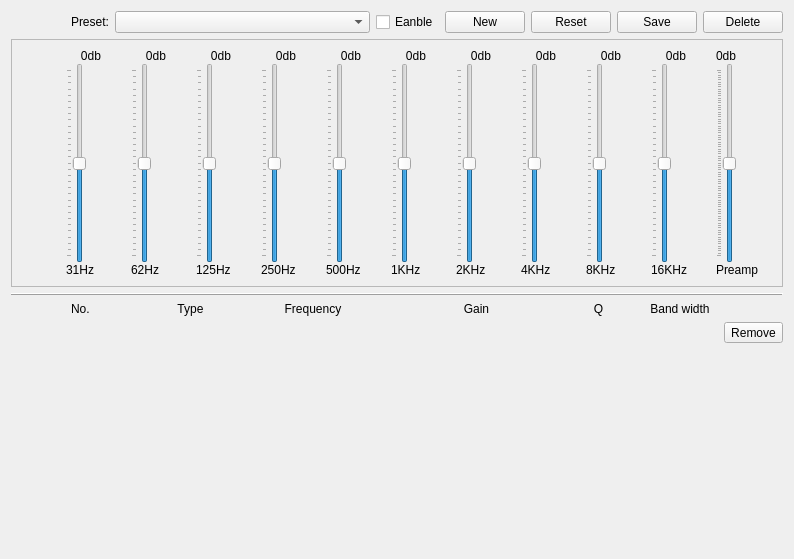
The window that src/xamp/widget/equalizerdialog.ui (billlin0904/xamp2) describes before a commit, drawn with Qt 5.
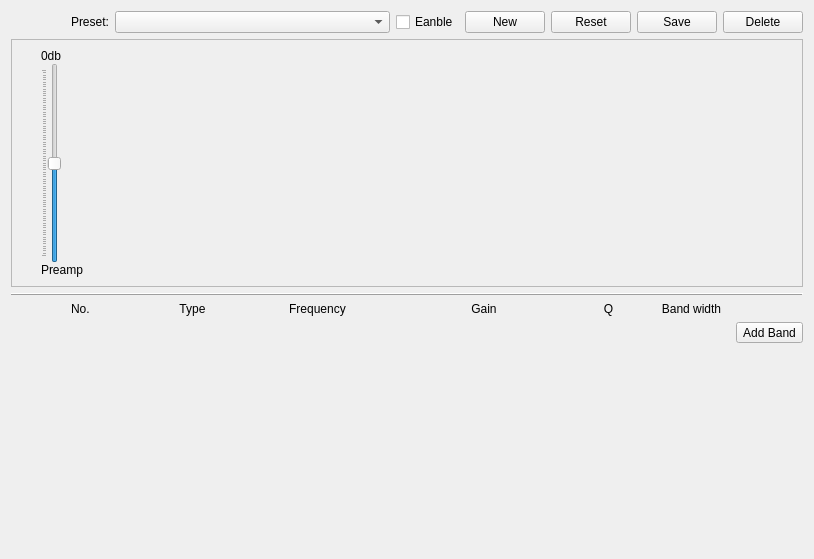
The same window after the commit. Custom widgets are drawn as their Qt base class.

```diff
--- a/src/xamp/widget/equalizerdialog.ui
+++ b/src/xamp/widget/equalizerdialog.ui
@@ -6,7 +6,7 @@
    <rect>
     <x>0</x>
     <y>0</y>
-    <width>794</width>
+    <width>814</width>
     <height>559</height>
    </rect>
   </property>
@@ -89,7 +89,7 @@
      </property>
      <layout class="QVBoxLayout" name="verticalLayout_13">
       <item>
-       <layout class="QHBoxLayout" name="horizontalLayout_3" stretch="0,0,0">
+       <layout class="QHBoxLayout" name="horizontalLayout_3" stretch="0,0,1">
         <property name="spacing">
          <number>0</number>
         </property>
@@ -103,735 +103,12 @@
           </property>
           <property name="sizeHint" stdset="0">
            <size>
-            <width>40</width>
+            <width>20</width>
             <height>20</height>
            </size>
           </property>
          </spacer>
         </item>
-        <item>
-         <layout class="QHBoxLayout" name="horizontalLayout_2">
-          <property name="spacing">
-           <number>15</number>
-          </property>
-          <item>
-           <layout class="QVBoxLayout" name="verticalLayout">
-            <property name="spacing">
-             <number>0</number>
-            </property>
-            <item>
-             <widget class="QLabel" name="band1DbLabel">
-              <property name="text">
-               <string>0db</string>
-              </property>
-              <property name="alignment">
-               <set>Qt::AlignCenter</set>
-              </property>
-             </widget>
-            </item>
-            <item>
-             <widget class="DoubleSlider" name="band1Slider">
-              <property name="sizePolicy">
-               <sizepolicy hsizetype="Fixed" vsizetype="Fixed">
-                <horstretch>0</horstretch>
-                <verstretch>0</verstretch>
-               </sizepolicy>
-              </property>
-              <property name="minimumSize">
-               <size>
-                <width>0</width>
-                <height>200</height>
-               </size>
-              </property>
-              <property name="maximumSize">
-               <size>
-                <width>16777215</width>
-                <height>200</height>
-               </size>
-              </property>
-              <property name="minimum">
-               <number>-150</number>
-              </property>
-              <property name="maximum">
-               <number>150</number>
-              </property>
-              <property name="orientation">
-               <enum>Qt::Vertical</enum>
-              </property>
-              <property name="tickPosition">
-               <enum>QSlider::TicksAbove</enum>
-              </property>
-             </widget>
-            </item>
-            <item>
-             <widget class="QLabel" name="band1FeqLabel">
-              <property name="minimumSize">
-               <size>
-                <width>50</width>
-                <height>0</height>
-               </size>
-              </property>
-              <property name="maximumSize">
-               <size>
-                <width>50</width>
-                <height>16777215</height>
-               </size>
-              </property>
-              <property name="text">
-               <string>31Hz</string>
-              </property>
-             </widget>
-            </item>
-           </layout>
-          </item>
-          <item>
-           <layout class="QVBoxLayout" name="verticalLayout_2">
-            <property name="spacing">
-             <number>0</number>
-            </property>
-            <item>
-             <widget class="QLabel" name="band2DbLabel">
-              <property name="text">
-               <string>0db</string>
-              </property>
-              <property name="alignment">
-               <set>Qt::AlignCenter</set>
-              </property>
-             </widget>
-            </item>
-            <item>
-             <widget class="DoubleSlider" name="band2Slider">
-              <property name="sizePolicy">
-               <sizepolicy hsizetype="Fixed" vsizetype="Fixed">
-                <horstretch>0</horstretch>
-                <verstretch>0</verstretch>
-               </sizepolicy>
-              </property>
-              <property name="minimumSize">
-               <size>
-                <width>0</width>
-                <height>200</height>
-               </size>
-              </property>
-              <property name="maximumSize">
-               <size>
-                <width>16777215</width>
-                <height>200</height>
-               </size>
-              </property>
-              <property name="minimum">
-               <number>-150</number>
-              </property>
-              <property name="maximum">
-               <number>150</number>
-              </property>
-              <property name="orientation">
-               <enum>Qt::Vertical</enum>
-              </property>
-              <property name="tickPosition">
-               <enum>QSlider::TicksAbove</enum>
-              </property>
-             </widget>
-            </item>
-            <item>
-             <widget class="QLabel" name="band2FeqLabel">
-              <property name="minimumSize">
-               <size>
-                <width>50</width>
-                <height>0</height>
-               </size>
-              </property>
-              <property name="maximumSize">
-               <size>
-                <width>50</width>
-                <height>16777215</height>
-               </size>
-              </property>
-              <property name="text">
-               <string>62Hz</string>
-              </property>
-             </widget>
-            </item>
-           </layout>
-          </item>
-          <item>
-           <layout class="QVBoxLayout" name="verticalLayout_3">
-            <property name="spacing">
-             <number>0</number>
-            </property>
-            <item>
-             <widget class="QLabel" name="band3DbLabel">
-              <property name="text">
-               <string>0db</string>
-              </property>
-              <property name="alignment">
-               <set>Qt::AlignCenter</set>
-              </property>
-             </widget>
-            </item>
-            <item>
-             <widget class="DoubleSlider" name="band3Slider">
-              <property name="sizePolicy">
-               <sizepolicy hsizetype="Fixed" vsizetype="Fixed">
-                <horstretch>0</horstretch>
-                <verstretch>0</verstretch>
-               </sizepolicy>
-              </property>
-              <property name="minimumSize">
-               <size>
-                <width>0</width>
-                <height>200</height>
-               </size>
-              </property>
-              <property name="maximumSize">
-               <size>
-                <width>16777215</width>
-                <height>200</height>
-               </size>
-              </property>
-              <property name="minimum">
-               <number>-150</number>
-              </property>
-              <property name="maximum">
-               <number>150</number>
-              </property>
-              <property name="orientation">
-               <enum>Qt::Vertical</enum>
-              </property>
-              <property name="tickPosition">
-               <enum>QSlider::TicksAbove</enum>
-              </property>
-             </widget>
-            </item>
-            <item>
-             <widget class="QLabel" name="band3FeqLabel">
-              <property name="minimumSize">
-               <size>
-                <width>50</width>
-                <height>0</height>
-               </size>
-              </property>
-              <property name="maximumSize">
-               <size>
-                <width>50</width>
-                <height>16777215</height>
-               </size>
-              </property>
-              <property name="text">
-               <string>125Hz</string>
-              </property>
-             </widget>
-            </item>
-           </layout>
-          </item>
-          <item>
-           <layout class="QVBoxLayout" name="verticalLayout_5">
-            <property name="spacing">
-             <number>0</number>
-            </property>
-            <item>
-             <widget class="QLabel" name="band4DbLabel">
-              <property name="text">
-               <string>0db</string>
-              </property>
-              <property name="alignment">
-               <set>Qt::AlignCenter</set>
-              </property>
-             </widget>
-            </item>
-            <item>
-             <widget class="DoubleSlider" name="band4Slider">
-              <property name="sizePolicy">
-               <sizepolicy hsizetype="Fixed" vsizetype="Fixed">
-                <horstretch>0</horstretch>
-                <verstretch>0</verstretch>
-               </sizepolicy>
-              </property>
-              <property name="minimumSize">
-               <size>
-                <width>0</width>
-                <height>200</height>
-               </size>
-              </property>
-              <property name="maximumSize">
-               <size>
-                <width>16777215</width>
-                <height>200</height>
-               </size>
-              </property>
-              <property name="minimum">
-               <number>-150</number>
-              </property>
-              <property name="maximum">
-               <number>150</number>
-              </property>
-              <property name="orientation">
-               <enum>Qt::Vertical</enum>
-              </property>
-              <property name="tickPosition">
-               <enum>QSlider::TicksAbove</enum>
-              </property>
-             </widget>
-            </item>
-            <item>
-             <widget class="QLabel" name="band4FeqLabel">
-              <property name="minimumSize">
-               <size>
-                <width>50</width>
-                <height>0</height>
-               </size>
-              </property>
-              <property name="maximumSize">
-               <size>
-                <width>50</width>
-                <height>16777215</height>
-               </size>
-              </property>
-              <property name="text">
-               <string>250Hz</string>
-              </property>
-             </widget>
-            </item>
-           </layout>
-          </item>
-          <item>
-           <layout class="QVBoxLayout" name="verticalLayout_6">
-            <property name="spacing">
-             <number>0</number>
-            </property>
-            <item>
-             <widget class="QLabel" name="band5DbLabel">
-              <property name="text">
-               <string>0db</string>
-              </property>
-              <property name="alignment">
-               <set>Qt::AlignCenter</set>
-              </property>
-             </widget>
-            </item>
-            <item>
-             <widget class="DoubleSlider" name="band5Slider">
-              <property name="sizePolicy">
-               <sizepolicy hsizetype="Fixed" vsizetype="Fixed">
-                <horstretch>0</horstretch>
-                <verstretch>0</verstretch>
-               </sizepolicy>
-              </property>
-              <property name="minimumSize">
-               <size>
-                <width>0</width>
-                <height>200</height>
-               </size>
-              </property>
-              <property name="maximumSize">
-               <size>
-                <width>16777215</width>
-                <height>200</height>
-               </size>
-              </property>
-              <property name="minimum">
-               <number>-150</number>
-              </property>
-              <property name="maximum">
-               <number>150</number>
-              </property>
-              <property name="orientation">
-               <enum>Qt::Vertical</enum>
-              </property>
-              <property name="tickPosition">
-               <enum>QSlider::TicksAbove</enum>
-              </property>
-             </widget>
-            </item>
-            <item>
-             <widget class="QLabel" name="band5FeqLabel">
-              <property name="minimumSize">
-               <size>
-                <width>50</width>
-                <height>0</height>
-               </size>
-              </property>
-              <property name="maximumSize">
-               <size>
-                <width>50</width>
-                <height>16777215</height>
-               </size>
-              </property>
-              <property name="text">
-               <string>500Hz</string>
-              </property>
-             </widget>
-            </item>
-           </layout>
-          </item>
-          <item>
-           <layout class="QVBoxLayout" name="verticalLayout_7">
-            <property name="spacing">
-             <number>0</number>
-            </property>
-            <item>
-             <widget class="QLabel" name="band6DbLabel">
-              <property name="text">
-               <string>0db</string>
-              </property>
-              <property name="alignment">
-               <set>Qt::AlignCenter</set>
-              </property>
-             </widget>
-            </item>
-            <item>
-             <widget class="DoubleSlider" name="band6Slider">
-              <property name="sizePolicy">
-               <sizepolicy hsizetype="Fixed" vsizetype="Fixed">
-                <horstretch>0</horstretch>
-                <verstretch>0</verstretch>
-               </sizepolicy>
-              </property>
-              <property name="minimumSize">
-               <size>
-                <width>0</width>
-                <height>200</height>
-               </size>
-              </property>
-              <property name="maximumSize">
-               <size>
-                <width>16777215</width>
-                <height>200</height>
-               </size>
-              </property>
-              <property name="minimum">
-               <number>-150</number>
-              </property>
-              <property name="maximum">
-               <number>150</number>
-              </property>
-              <property name="orientation">
-               <enum>Qt::Vertical</enum>
-              </property>
-              <property name="tickPosition">
-               <enum>QSlider::TicksAbove</enum>
-              </property>
-             </widget>
-            </item>
-            <item>
-             <widget class="QLabel" name="band6FeqLabel">
-              <property name="minimumSize">
-               <size>
-                <width>50</width>
-                <height>0</height>
-               </size>
-              </property>
-              <property name="maximumSize">
-               <size>
-                <width>50</width>
-                <height>16777215</height>
-               </size>
-              </property>
-              <property name="text">
-               <string>1KHz</string>
-              </property>
-             </widget>
-            </item>
-           </layout>
-          </item>
-          <item>
-           <layout class="QVBoxLayout" name="verticalLayout_8">
-            <property name="spacing">
-             <number>0</number>
-            </property>
-            <item>
-             <widget class="QLabel" name="band7DbLabel">
-              <property name="text">
-               <string>0db</string>
-              </property>
-              <property name="alignment">
-               <set>Qt::AlignCenter</set>
-              </property>
-             </widget>
-            </item>
-            <item>
-             <widget class="DoubleSlider" name="band7Slider">
-              <property name="sizePolicy">
-               <sizepolicy hsizetype="Fixed" vsizetype="Fixed">
-                <horstretch>0</horstretch>
-                <verstretch>0</verstretch>
-               </sizepolicy>
-              </property>
-              <property name="minimumSize">
-               <size>
-                <width>0</width>
-                <height>200</height>
-               </size>
-              </property>
-              <property name="maximumSize">
-               <size>
-                <width>16777215</width>
-                <height>200</height>
-               </size>
-              </property>
-              <property name="minimum">
-               <number>-150</number>
-              </property>
-              <property name="maximum">
-               <number>150</number>
-              </property>
-              <property name="orientation">
-               <enum>Qt::Vertical</enum>
-              </property>
-              <property name="tickPosition">
-               <enum>QSlider::TicksAbove</enum>
-              </property>
-             </widget>
-            </item>
-            <item>
-             <widget class="QLabel" name="band7FeqLabel">
-              <property name="minimumSize">
-               <size>
-                <width>50</width>
-                <height>0</height>
-               </size>
-              </property>
-              <property name="maximumSize">
-               <size>
-                <width>50</width>
-                <height>16777215</height>
-               </size>
-              </property>
-              <property name="text">
-               <string>2KHz</string>
-              </property>
-             </widget>
-            </item>
-           </layout>
-          </item>
-          <item>
-           <layout class="QVBoxLayout" name="verticalLayout_9">
-            <property name="spacing">
-             <number>0</number>
-            </property>
-            <item>
-             <widget class="QLabel" name="band8DbLabel">
-              <property name="text">
-               <string>0db</string>
-              </property>
-              <property name="alignment">
-               <set>Qt::AlignCenter</set>
-              </property>
-             </widget>
-            </item>
-            <item>
-             <widget class="DoubleSlider" name="band8Slider">
-              <property name="sizePolicy">
-               <sizepolicy hsizetype="Fixed" vsizetype="Fixed">
-                <horstretch>0</horstretch>
-                <verstretch>0</verstretch>
-               </sizepolicy>
-              </property>
-              <property name="minimumSize">
-               <size>
-                <width>0</width>
-                <height>200</height>
-               </size>
-              </property>
-              <property name="maximumSize">
-               <size>
-                <width>16777215</width>
-                <height>200</height>
-               </size>
-              </property>
-              <property name="minimum">
-               <number>-150</number>
-              </property>
-              <property name="maximum">
-               <number>150</number>
-              </property>
-              <property name="orientation">
-               <enum>Qt::Vertical</enum>
-              </property>
-              <property name="tickPosition">
-               <enum>QSlider::TicksAbove</enum>
-              </property>
-             </widget>
-            </item>
-            <item>
-             <widget class="QLabel" name="band8FeqLabel">
-              <property name="minimumSize">
-               <size>
-                <width>50</width>
-                <height>0</height>
-               </size>
-              </property>
-              <property name="maximumSize">
-               <size>
-                <width>50</width>
-                <height>16777215</height>
-               </size>
-              </property>
-              <property name="text">
-               <string>4KHz</string>
-              </property>
-             </widget>
-            </item>
-           </layout>
-          </item>
-          <item>
-           <layout class="QVBoxLayout" name="verticalLayout_10">
-            <property name="spacing">
-             <number>0</number>
-            </property>
-            <item>
-             <widget class="QLabel" name="band9DbLabel">
-              <property name="text">
-               <string>0db</string>
-              </property>
-              <property name="alignment">
-               <set>Qt::AlignCenter</set>
-              </property>
-             </widget>
-            </item>
-            <item>
-             <widget class="DoubleSlider" name="band9Slider">
-              <property name="sizePolicy">
-               <sizepolicy hsizetype="Fixed" vsizetype="Fixed">
-                <horstretch>0</horstretch>
-                <verstretch>0</verstretch>
-               </sizepolicy>
-              </property>
-              <property name="minimumSize">
-               <size>
-                <width>0</width>
-                <height>200</height>
-               </size>
-              </property>
-              <property name="maximumSize">
-               <size>
-                <width>16777215</width>
-                <height>200</height>
-               </size>
-              </property>
-              <property name="minimum">
-               <number>-150</number>
-              </property>
-              <property name="maximum">
-               <number>150</number>
-              </property>
-              <property name="orientation">
-               <enum>Qt::Vertical</enum>
-              </property>
-              <property name="tickPosition">
-               <enum>QSlider::TicksAbove</enum>
-              </property>
-             </widget>
-            </item>
-            <item>
-             <widget class="QLabel" name="band9FeqLabel">
-              <property name="minimumSize">
-               <size>
-                <width>50</width>
-                <height>0</height>
-               </size>
-              </property>
-              <property name="maximumSize">
-               <size>
-                <width>50</width>
-                <height>16777215</height>
-               </size>
-              </property>
-              <property name="text">
-               <string>8KHz</string>
-              </property>
-             </widget>
-            </item>
-           </layout>
-          </item>
-          <item>
-           <layout class="QVBoxLayout" name="verticalLayout_11">
-            <property name="spacing">
-             <number>0</number>
-            </property>
-            <item>
-             <widget class="QLabel" name="band10DbLabel">
-              <property name="text">
-               <string>0db</string>
-              </property>
-              <property name="alignment">
-               <set>Qt::AlignCenter</set>
-              </property>
-             </widget>
-            </item>
-            <item>
-             <widget class="DoubleSlider" name="band10Slider">
-              <property name="sizePolicy">
-               <sizepolicy hsizetype="Fixed" vsizetype="Fixed">
-                <horstretch>0</horstretch>
-                <verstretch>0</verstretch>
-               </sizepolicy>
-              </property>
-              <property name="minimumSize">
-               <size>
-                <width>0</width>
-                <height>200</height>
-               </size>
-              </property>
-              <property name="maximumSize">
-               <size>
-                <width>16777215</width>
-                <height>200</height>
-               </size>
-              </property>
-              <property name="minimum">
-               <number>-150</number>
-              </property>
-              <property name="maximum">
-               <number>150</number>
-              </property>
-              <property name="orientation">
-               <enum>Qt::Vertical</enum>
-              </property>
-              <property name="tickPosition">
-               <enum>QSlider::TicksAbove</enum>
-              </property>
-             </widget>
-            </item>
-            <item>
-             <widget class="QLabel" name="band10FeqLabel">
-              <property name="minimumSize">
-               <size>
-                <width>50</width>
-                <height>0</height>
-               </size>
-              </property>
-              <property name="maximumSize">
-               <size>
-                <width>50</width>
-                <height>16777215</height>
-               </size>
-              </property>
-              <property name="text">
-               <string>16KHz</string>
-              </property>
-             </widget>
-            </item>
-           </layout>
-          </item>
-          <item>
-           <spacer name="horizontalSpacer_2">
-            <property name="orientation">
-             <enum>Qt::Horizontal</enum>
-            </property>
-            <property name="sizeType">
-             <enum>QSizePolicy::Fixed</enum>
-            </property>
-            <property name="sizeHint" stdset="0">
-             <size>
-              <width>10</width>
-              <height>20</height>
-             </size>
-            </property>
-           </spacer>
-          </item>
-         </layout>
-        </item>
         <item>
          <layout class="QVBoxLayout" name="verticalLayout_12">
           <property name="spacing">
@@ -839,6 +116,18 @@
           </property>
           <item>
            <widget class="QLabel" name="preampDbLabel">
+            <property name="minimumSize">
+             <size>
+              <width>60</width>
+              <height>0</height>
+             </size>
+            </property>
+            <property name="maximumSize">
+             <size>
+              <width>60</width>
+              <height>16777215</height>
+             </size>
+            </property>
             <property name="text">
              <string>0db</string>
             </property>
@@ -902,6 +191,9 @@
           </item>
          </layout>
         </item>
+        <item>
+         <widget class="ParametricEqView" name="parametricEqView" native="true"/>
+        </item>
        </layout>
       </item>
      </layout>
@@ -962,7 +254,7 @@
      <item row="2" column="11">
       <widget class="QToolButton" name="removeButton">
        <property name="text">
-        <string>Remove</string>
+        <string>Add Band</string>
        </property>
       </widget>
      </item>
@@ -1025,6 +317,12 @@
    <extends>QSlider</extends>
    <header>widget/doubleslider.h</header>
   </customwidget>
+  <customwidget>
+   <class>ParametricEqView</class>
+   <extends>QWidget</extends>
+   <header>widget/parametriceqview.h</header>
+   <container>1</container>
+  </customwidget>
  </customwidgets>
  <resources/>
  <connections/>
```
Left out of the diff: 6 changed lines with no effect on the pictures.
